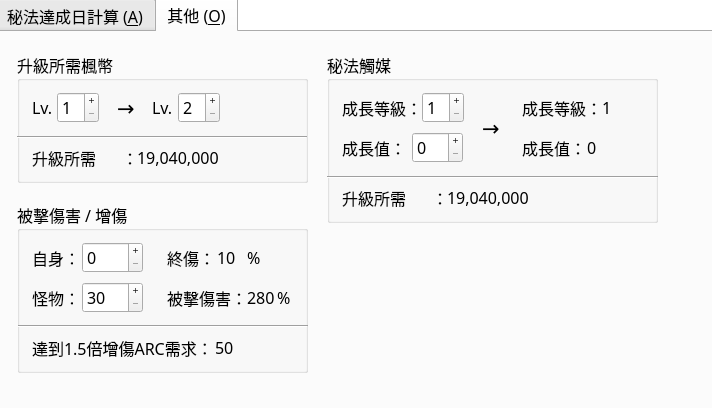
Above: mainui.ui from WhatTheBlock/MapleStory-ARC-Calculator before the change. Below: the same form after it.
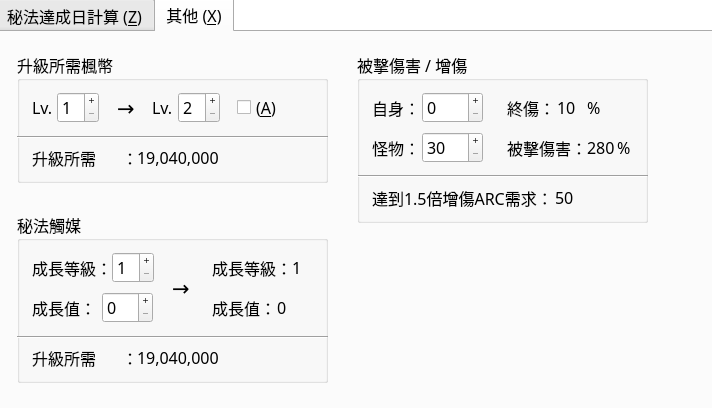
That is the form after the change. The open tabs and pages were chosen to show the change. Icons and pictures are not drawn.

```diff
--- a/mainui.ui
+++ b/mainui.ui
@@ -124,7 +124,7 @@
      <string notr="true"/>
     </property>
     <attribute name="title">
-     <string>秘法達成日計算 (&amp;A)</string>
+     <string>秘法達成日計算 (&amp;Z)</string>
     </attribute>
     <widget class="QLabel" name="label_9">
      <property name="geometry">
@@ -3012,14 +3012,14 @@
      <string notr="true"/>
     </property>
     <attribute name="title">
-     <string>其他 (&amp;O)</string>
+     <string>其他 (&amp;X)</string>
     </attribute>
     <widget class="QGroupBox" name="groupBox">
      <property name="geometry">
       <rect>
        <x>20</x>
        <y>20</y>
-       <width>291</width>
+       <width>311</width>
        <height>131</height>
       </rect>
      </property>
@@ -3387,7 +3387,7 @@
        <rect>
         <x>0</x>
         <y>70</y>
-        <width>290</width>
+        <width>311</width>
         <height>31</height>
        </rect>
       </property>
@@ -3410,12 +3410,62 @@
        <enum>Qt::Horizontal</enum>
       </property>
      </widget>
+     <widget class="QCheckBox" name="arc1Switch">
+      <property name="geometry">
+       <rect>
+        <x>220</x>
+        <y>40</y>
+        <width>81</width>
+        <height>31</height>
+       </rect>
+      </property>
+      <property name="font">
+       <font>
+        <weight>50</weight>
+        <bold>false</bold>
+       </font>
+      </property>
+      <property name="toolTip">
+       <string notr="true"/>
+      </property>
+      <property name="statusTip">
+       <string notr="true"/>
+      </property>
+      <property name="whatsThis">
+       <string notr="true"/>
+      </property>
+      <property name="accessibleName">
+       <string notr="true"/>
+      </property>
+      <property name="accessibleDescription">
+       <string notr="true"/>
+      </property>
+      <property name="text">
+       <string>(&amp;A)</string>
+      </property>
+      <property name="icon">
+       <iconset resource="images.qrc">
+        <normaloff>:/images/ARC1.png</normaloff>:/images/ARC1.png</iconset>
+      </property>
+      <property name="iconSize">
+       <size>
+        <width>32</width>
+        <height>32</height>
+       </size>
+      </property>
+      <property name="shortcut">
+       <string>A</string>
+      </property>
+      <property name="tristate">
+       <bool>false</bool>
+      </property>
+     </widget>
     </widget>
     <widget class="QGroupBox" name="groupBox_2">
      <property name="geometry">
       <rect>
-       <x>20</x>
-       <y>170</y>
+       <x>360</x>
+       <y>20</y>
        <width>291</width>
        <height>171</height>
       </rect>
@@ -3857,9 +3907,9 @@
     <widget class="QGroupBox" name="groupBox_3">
      <property name="geometry">
       <rect>
-       <x>330</x>
-       <y>20</y>
-       <width>331</width>
+       <x>20</x>
+       <y>180</y>
+       <width>311</width>
        <height>171</height>
       </rect>
      </property>
@@ -4189,7 +4239,7 @@
        <rect>
         <x>0</x>
         <y>110</y>
-        <width>331</width>
+        <width>311</width>
         <height>31</height>
        </rect>
       </property>
```
Left out of the diff: 2 changed lines with no effect on the pictures.
